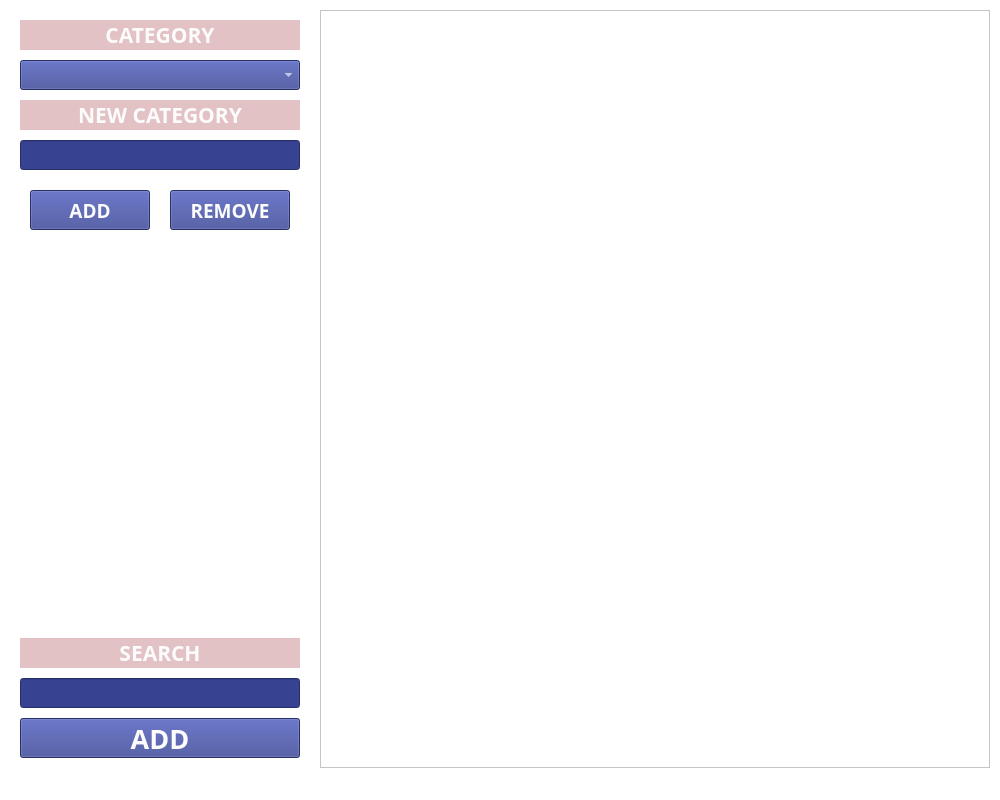
First picture: the form in GUI.ui, repository Ablesh1/primogems_counter_2022, before the edit.
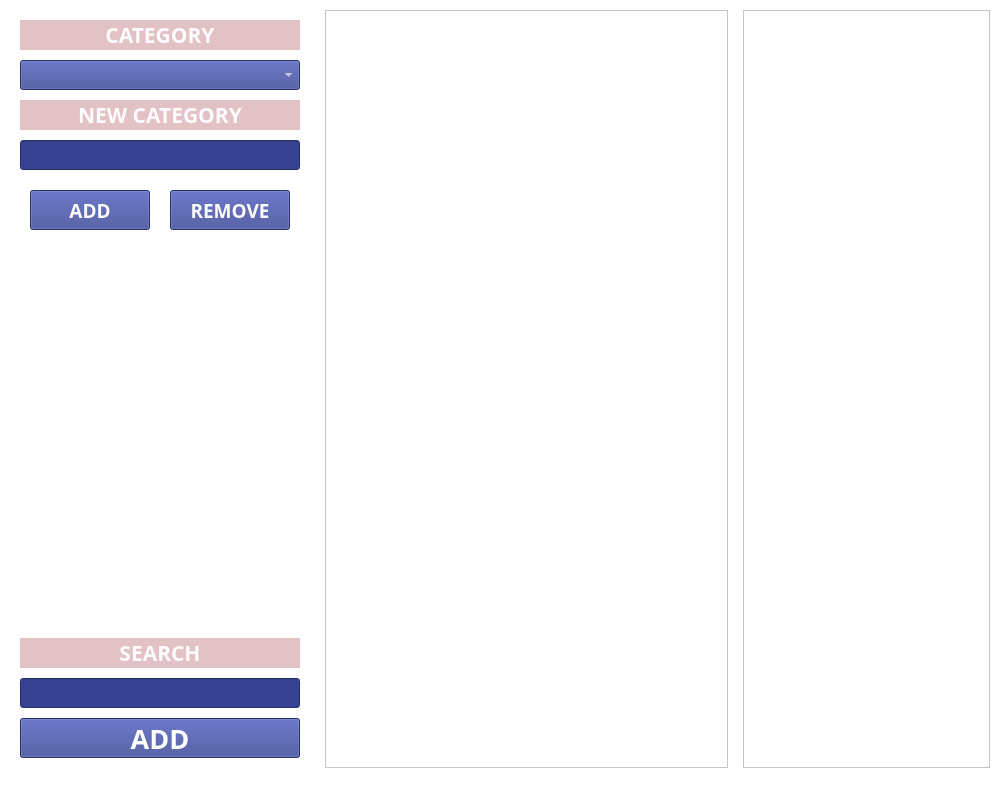
Second picture: the form after the edit. Icons and pictures are not drawn.

Commit message: Improve GUI: add QFrame, resize Dialog and listViewEvent, adjust scrolling politics

```diff
--- a/GUI.ui
+++ b/GUI.ui
@@ -18,8 +18,8 @@
   </property>
   <property name="minimumSize">
    <size>
-    <width>700</width>
-    <height>500</height>
+    <width>753</width>
+    <height>517</height>
    </size>
   </property>
   <property name="maximumSize">
@@ -509,8 +509,36 @@
       </item>
      </layout>
     </item>
+    <item>
+     <spacer name="horizontalSpacer_2">
+      <property name="orientation">
+       <enum>Qt::Horizontal</enum>
+      </property>
+      <property name="sizeType">
+       <enum>QSizePolicy::Fixed</enum>
+      </property>
+      <property name="sizeHint" stdset="0">
+       <size>
+        <width>5</width>
+        <height>20</height>
+       </size>
+      </property>
+     </spacer>
+    </item>
     <item>
      <widget class="QListView" name="listViewEvent">
+      <property name="sizePolicy">
+       <sizepolicy hsizetype="Minimum" vsizetype="Expanding">
+        <horstretch>0</horstretch>
+        <verstretch>0</verstretch>
+       </sizepolicy>
+      </property>
+      <property name="minimumSize">
+       <size>
+        <width>403</width>
+        <height>0</height>
+       </size>
+      </property>
       <property name="font">
        <font>
         <family>Bodoni MT Black</family>
@@ -523,15 +551,62 @@
        <enum>Qt::NoFocus</enum>
       </property>
       <property name="styleSheet">
-       <string notr="true">background-image : url(paimon.jpg);
+       <string notr="true">background-color: rgb(255,255,255);
 color: rgb(37,58,121)</string>
       </property>
+      <property name="locale">
+       <locale language="English" country="UnitedStates"/>
+      </property>
+      <property name="sizeAdjustPolicy">
+       <enum>QAbstractScrollArea::AdjustToContents</enum>
+      </property>
       <property name="editTriggers">
        <set>QAbstractItemView::NoEditTriggers</set>
       </property>
       <property name="alternatingRowColors">
        <bool>false</bool>
       </property>
+      <property name="gridSize">
+       <size>
+        <width>0</width>
+        <height>161</height>
+       </size>
+      </property>
+     </widget>
+    </item>
+    <item>
+     <spacer name="horizontalSpacer">
+      <property name="orientation">
+       <enum>Qt::Horizontal</enum>
+      </property>
+      <property name="sizeType">
+       <enum>QSizePolicy::Fixed</enum>
+      </property>
+      <property name="sizeHint" stdset="0">
+       <size>
+        <width>5</width>
+        <height>20</height>
+       </size>
+      </property>
+     </spacer>
+    </item>
+    <item>
+     <widget class="QFrame" name="frame">
+      <property name="sizePolicy">
+       <sizepolicy hsizetype="Expanding" vsizetype="Expanding">
+        <horstretch>0</horstretch>
+        <verstretch>0</verstretch>
+       </sizepolicy>
+      </property>
+      <property name="styleSheet">
+       <string notr="true">background-image : url(paimon.jpg);</string>
+      </property>
+      <property name="frameShape">
+       <enum>QFrame::StyledPanel</enum>
+      </property>
+      <property name="frameShadow">
+       <enum>QFrame::Sunken</enum>
+      </property>
      </widget>
     </item>
    </layout>
```
Left out of the diff: 32 changed lines with no effect on the pictures. The commit also changes 1 other file.
